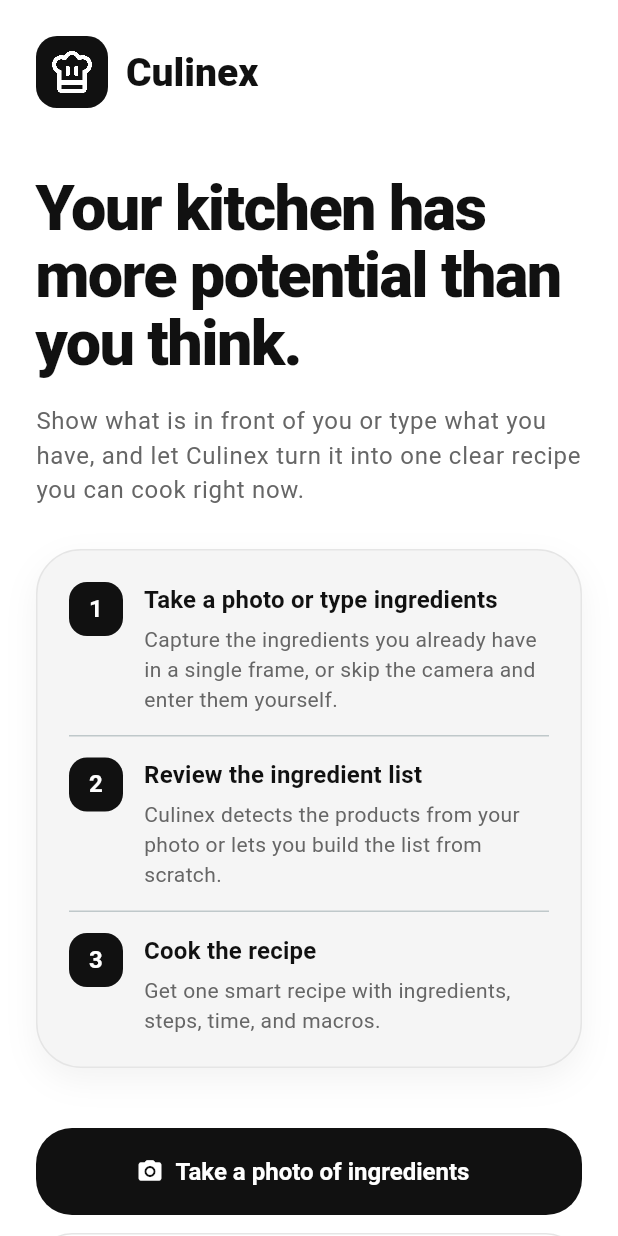
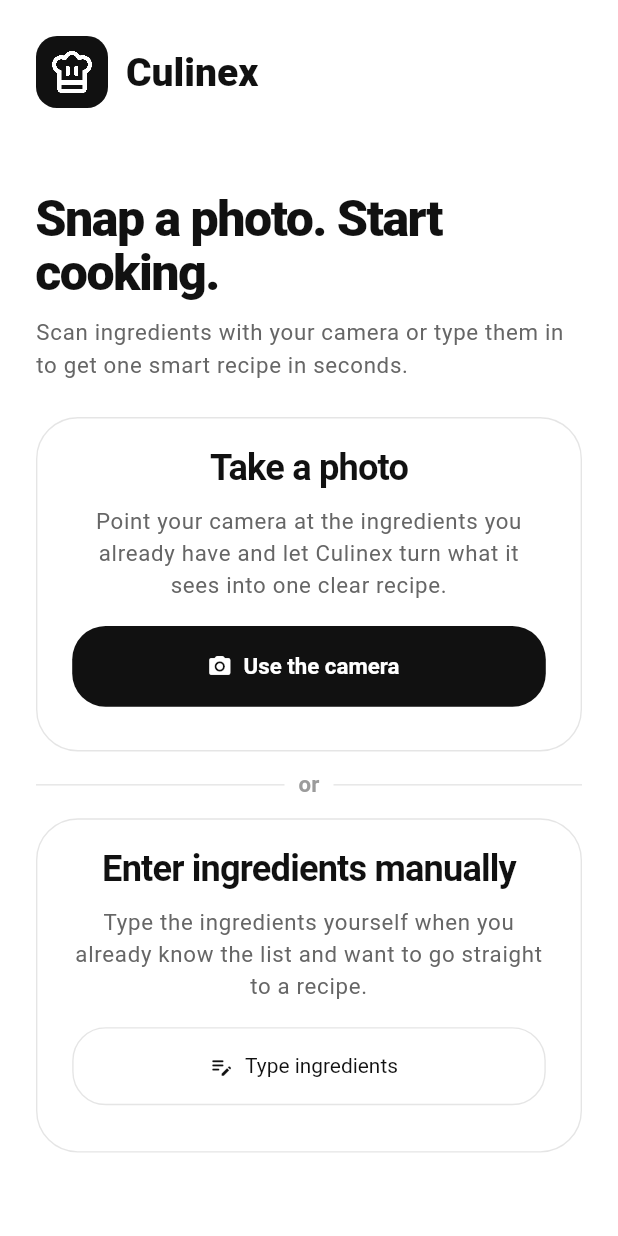
Before and after one commit to egorsivenko/culinex, a Flutter app: the screen it shows after launch, on a phone screen of 412 x 824 dp. Run offline on Flutter 3.47's test engine with Material 3 defaults, Android fonts, the phone set to English and light mode, and no system bars; our stand-ins replace camera, image_picker.

Commit message:
Redesign the welcome screen layout

```diff
--- a/mobile/lib/features/home/welcome_screen.dart
+++ b/mobile/lib/features/home/welcome_screen.dart
@@ -3,24 +3,47 @@
 import 'package:flutter/material.dart';
 
 import '../../core/theme/culinex_theme.dart';
-import '../../core/widgets/glass_panel.dart';
 import '../../core/widgets/primary_action_button.dart';
 
 const List<String> culinexWelcomePhrases = <String>[
-  'Turn your ingredients into something delicious.',
+  'Turn ingredients into flavor.',
   'Snap your ingredients. Get a recipe.',
   'Your next meal starts with a photo.',
   'Got ingredients? We\'ve got ideas.',
-  'Find a dish hiding in your fridge.',
-  'Cook smarter with what you already have.',
-  'From random ingredients to real meals.',
-  'Take a photo. Discover what you can cook.',
+  'Cook more with what you have.',
+  'Snap a photo. Start cooking.',
   'Let\'s cook something great today.',
-  'Your kitchen has more potential than you think.',
-  'Instant recipe ideas from a single photo.',
-  'Smart cooking starts with your camera.',
-  'Your ingredients are the beginning, not the problem.',
+  'Your kitchen has endless potential.',
+  'Your kitchen has hidden potential.',
+  'Recipe ideas from one photo.',
+  'Smart cooking starts here.',
 ];
+
+final Random _culinexWelcomePhraseRandom = Random();
+int _lastCulinexWelcomePhraseIndex = -1;
+
+String _nextWelcomePhrase() {
+  final bool hasValidPreviousIndex =
+      _lastCulinexWelcomePhraseIndex >= 0 &&
+      _lastCulinexWelcomePhraseIndex < culinexWelcomePhrases.length;
+
+  final int nextIndex;
+  if (!hasValidPreviousIndex) {
+    nextIndex = _culinexWelcomePhraseRandom.nextInt(
+      culinexWelcomePhrases.length,
+    );
+  } else {
+    final int rawIndex = _culinexWelcomePhraseRandom.nextInt(
+      culinexWelcomePhrases.length - 1,
+    );
+    nextIndex = rawIndex >= _lastCulinexWelcomePhraseIndex
+        ? rawIndex + 1
+        : rawIndex;
+  }
+
+  _lastCulinexWelcomePhraseIndex = nextIndex;
+  return culinexWelcomePhrases[nextIndex];
+}
 
 class WelcomeScreen extends StatefulWidget {
   const WelcomeScreen({
@@ -37,88 +60,42 @@
 }
 
 class _WelcomeScreenState extends State<WelcomeScreen> {
-  late final String _heroPhrase =
-      culinexWelcomePhrases[Random().nextInt(culinexWelcomePhrases.length)];
+  late final String _heroPhrase = _nextWelcomePhrase();
 
   @override
   Widget build(BuildContext context) {
-    final TextTheme textTheme = Theme.of(context).textTheme;
-
     return Scaffold(
       body: SafeArea(
-        child: SingleChildScrollView(
+        child: Padding(
           padding: const EdgeInsets.fromLTRB(24, 24, 24, 28),
           child: Column(
             crossAxisAlignment: CrossAxisAlignment.start,
             children: [
               const _LogoLockup(),
-              const SizedBox(height: 44),
-              Text(
-                _heroPhrase,
-                style: textTheme.displayMedium?.copyWith(fontSize: 42),
-              ),
-              const SizedBox(height: 18),
-              Text(
-                'Show what is in front of you or type what you have, and let Culinex turn it into one clear recipe you can cook right now.',
-                style: textTheme.bodyLarge?.copyWith(
-                  color: CulinexColors.mutedInk,
-                ),
-              ),
               const SizedBox(height: 28),
-              GlassPanel(
-                padding: const EdgeInsets.all(22),
-                borderRadius: BorderRadius.circular(30),
-                color: CulinexColors.elevatedSurface,
-                child: Column(
-                  crossAxisAlignment: CrossAxisAlignment.start,
-                  children: [
-                    const _HowItWorksStep(
-                      number: '1',
-                      title: 'Take a photo or type ingredients',
-                      description:
-                          'Capture the ingredients you already have in a single frame, or skip the camera and enter them yourself.',
-                    ),
-                    const SizedBox(height: 14),
-                    const Divider(height: 1),
-                    const SizedBox(height: 14),
-                    const _HowItWorksStep(
-                      number: '2',
-                      title: 'Review the ingredient list',
-                      description:
-                          'Culinex detects the products from your photo or lets you build the list from scratch.',
-                    ),
-                    const SizedBox(height: 14),
-                    const Divider(height: 1),
-                    const SizedBox(height: 14),
-                    const _HowItWorksStep(
-                      number: '3',
-                      title: 'Cook the recipe',
-                      description:
-                          'Get one smart recipe with ingredients, steps, time, and macros.',
-                    ),
-                  ],
-                ),
-              ),
-              const SizedBox(height: 40),
-              PrimaryActionButton(
-                label: 'Take a photo of ingredients',
-                icon: Icons.camera_alt_rounded,
-                onPressed: widget.onStart,
-              ),
-              const SizedBox(height: 12),
-              SizedBox(
-                width: double.infinity,
-                child: OutlinedButton.icon(
-                  onPressed: widget.onStartManualEntry,
-                  icon: const Icon(Icons.edit_note_rounded),
-                  label: const Text('Enter ingredients manually'),
-                ),
-              ),
-              const SizedBox(height: 12),
-              Text(
-                'Best results: use good light and keep every ingredient visible in the frame, or skip the photo and type the ingredients yourself.',
-                style: textTheme.bodySmall?.copyWith(
-                  color: CulinexColors.mutedInk,
+              Expanded(
+                child: LayoutBuilder(
+                  builder: (BuildContext context, BoxConstraints constraints) {
+                    final bool isWideLayout =
+                        constraints.maxWidth >= 720 ||
+                        constraints.maxWidth > constraints.maxHeight;
+
+                    return Center(
+                      child: FittedBox(
+                        fit: BoxFit.scaleDown,
+                        alignment: Alignment.center,
+                        child: SizedBox(
+                          width: isWideLayout ? 760 : 392,
+                          child: _WelcomeChoiceLayout(
+                            isWideLayout: isWideLayout,
+                            heroPhrase: _heroPhrase,
+                            onStart: widget.onStart,
+                            onStartManualEntry: widget.onStartManualEntry,
+                          ),
+                        ),
+                      ),
+                    );
+                  },
                 ),
               ),
             ],
@@ -173,57 +150,187 @@
   }
 }
 
-class _HowItWorksStep extends StatelessWidget {
-  const _HowItWorksStep({
-    required this.number,
-    required this.title,
-    required this.description,
+class _WelcomeChoiceLayout extends StatelessWidget {
+  const _WelcomeChoiceLayout({
+    required this.isWideLayout,
+    required this.heroPhrase,
+    required this.onStart,
+    required this.onStartManualEntry,
   });
 
-  final String number;
-  final String title;
-  final String description;
+  final bool isWideLayout;
+  final String heroPhrase;
+  final VoidCallback onStart;
+  final VoidCallback onStartManualEntry;
+
+  @override
+  Widget build(BuildContext context) {
+    final TextTheme textTheme = Theme.of(context).textTheme;
+    final Widget photoCard = _RecipeModeCard(
+      title: 'Take a photo',
+      description:
+          'Point your camera at the ingredients you already have and let Culinex turn what it sees into one clear recipe.',
+      button: PrimaryActionButton(
+        label: 'Use the camera',
+        icon: Icons.camera_alt_rounded,
+        onPressed: onStart,
+      ),
+    );
+    final Widget manualCard = _RecipeModeCard(
+      title: 'Enter ingredients manually',
+      description:
+          'Type the ingredients yourself when you already know the list and want to go straight to a recipe.',
+      button: SizedBox(
+        width: double.infinity,
+        child: OutlinedButton.icon(
+          onPressed: onStartManualEntry,
+          icon: const Icon(Icons.edit_note_rounded),
+          label: const Text('Type ingredients'),
+        ),
+      ),
+    );
+
+    return Column(
+      mainAxisSize: MainAxisSize.min,
+      children: [
+        Align(
+          alignment: Alignment.centerLeft,
+          child: Text(
+            heroPhrase,
+            style: textTheme.displayMedium?.copyWith(fontSize: 36),
+          ),
+        ),
+        const SizedBox(height: 12),
+        Align(
+          alignment: Alignment.centerLeft,
+          child: ConstrainedBox(
+            constraints: const BoxConstraints(maxWidth: 560),
+            child: Text(
+              'Scan ingredients with your camera or type them in to get one smart recipe in seconds.',
+              style: textTheme.bodyLarge?.copyWith(
+                color: CulinexColors.mutedInk,
+              ),
+            ),
+          ),
+        ),
+        const SizedBox(height: 26),
+        if (isWideLayout)
+          Row(
+            crossAxisAlignment: CrossAxisAlignment.center,
+            children: [
+              Expanded(child: photoCard),
+              const Padding(
+                padding: EdgeInsets.symmetric(horizontal: 12),
+                child: SizedBox(width: 132, child: _ChoiceSeparator()),
+              ),
+              Expanded(child: manualCard),
+            ],
+          )
+        else
+          Column(
+            children: [
+              photoCard,
+              const SizedBox(height: 12),
+              const SizedBox(width: double.infinity, child: _ChoiceSeparator()),
+              const SizedBox(height: 12),
+              manualCard,
+            ],
+          ),
+      ],
+    );
+  }
+}
+
+class _ChoiceSeparator extends StatelessWidget {
+  const _ChoiceSeparator();
 
   @override
   Widget build(BuildContext context) {
     final TextTheme textTheme = Theme.of(context).textTheme;
 
     return Row(
-      crossAxisAlignment: CrossAxisAlignment.start,
       children: [
-        Container(
-          height: 36,
-          width: 36,
-          decoration: BoxDecoration(
-            color: CulinexColors.ink,
-            borderRadius: BorderRadius.circular(12),
-          ),
-          alignment: Alignment.center,
-          child: Text(
-            number,
-            style: textTheme.titleMedium?.copyWith(
-              color: Colors.white,
-              fontWeight: FontWeight.w700,
+        const Expanded(
+          child: SizedBox(
+            height: 1,
+            child: DecoratedBox(
+              decoration: BoxDecoration(color: CulinexColors.border),
             ),
           ),
         ),
-        const SizedBox(width: 14),
-        Expanded(
-          child: Column(
-            crossAxisAlignment: CrossAxisAlignment.start,
-            children: [
-              Text(title, style: textTheme.titleMedium),
-              const SizedBox(height: 4),
-              Text(
-                description,
-                style: textTheme.bodyMedium?.copyWith(
-                  color: CulinexColors.mutedInk,
-                ),
-              ),
-            ],
+        const SizedBox(width: 10),
+        Text(
+          'or',
+          style: textTheme.titleMedium?.copyWith(
+            color: CulinexColors.subtleInk,
+            fontWeight: FontWeight.w600,
+          ),
+        ),
+        const SizedBox(width: 10),
+        const Expanded(
+          child: SizedBox(
+            height: 1,
+            child: DecoratedBox(
+              decoration: BoxDecoration(color: CulinexColors.border),
+            ),
           ),
         ),
       ],
     );
   }
 }
+
+class _RecipeModeCard extends StatelessWidget {
+  const _RecipeModeCard({
+    required this.title,
+    required this.description,
+    required this.button,
+  });
+
+  final String title;
+  final String description;
+  final Widget button;
+
+  @override
+  Widget build(BuildContext context) {
+    final TextTheme textTheme = Theme.of(context).textTheme;
+
+    return DecoratedBox(
+      decoration: BoxDecoration(
+        color: CulinexColors.surface,
+        borderRadius: BorderRadius.circular(30),
+        border: Border.all(color: CulinexColors.border),
+      ),
+      child: ConstrainedBox(
+        constraints: const BoxConstraints(minHeight: 240),
+        child: Padding(
+          padding: const EdgeInsets.fromLTRB(26, 22, 26, 12),
+          child: Column(
+            mainAxisSize: MainAxisSize.min,
+            children: [
+              Column(
+                children: [
+                  Text(
+                    title,
+                    textAlign: TextAlign.center,
+                    style: textTheme.headlineMedium?.copyWith(fontSize: 26),
+                  ),
+                  const SizedBox(height: 12),
+                  Text(
+                    description,
+                    textAlign: TextAlign.center,
+                    style: textTheme.bodyLarge?.copyWith(
+                      color: CulinexColors.mutedInk,
+                    ),
+                  ),
+                ],
+              ),
+              const SizedBox(height: 18),
+              button,
+            ],
+          ),
+        ),
+      ),
+    );
+  }
+}
```
Also changed, not shown: 1 other file.
